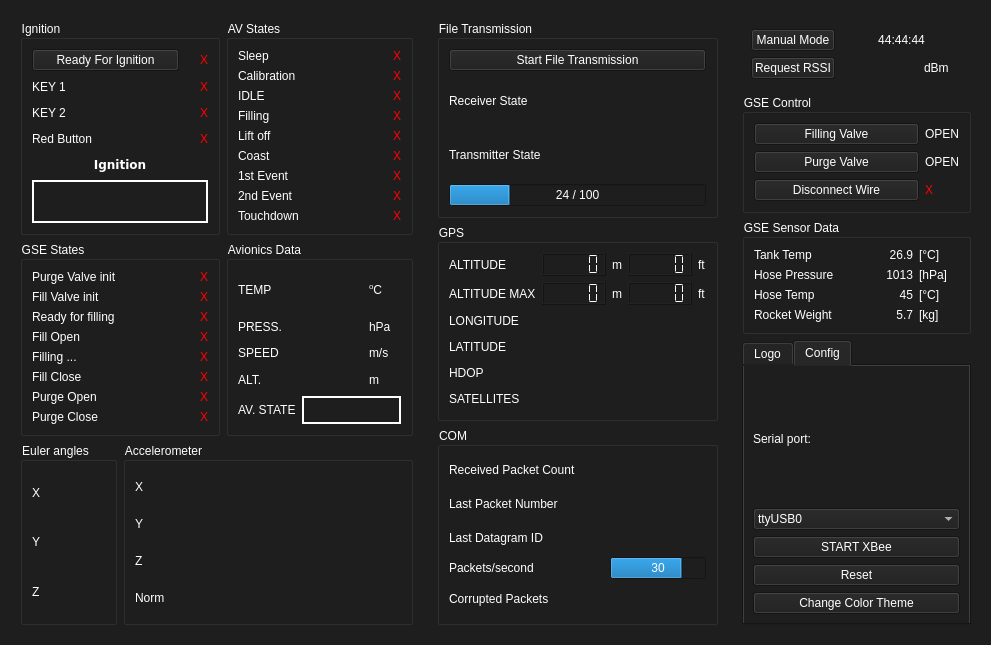
Qt form UI/ui_file/MainGUI.ui (MorgesHAB/ERT2020GS) before a commit.
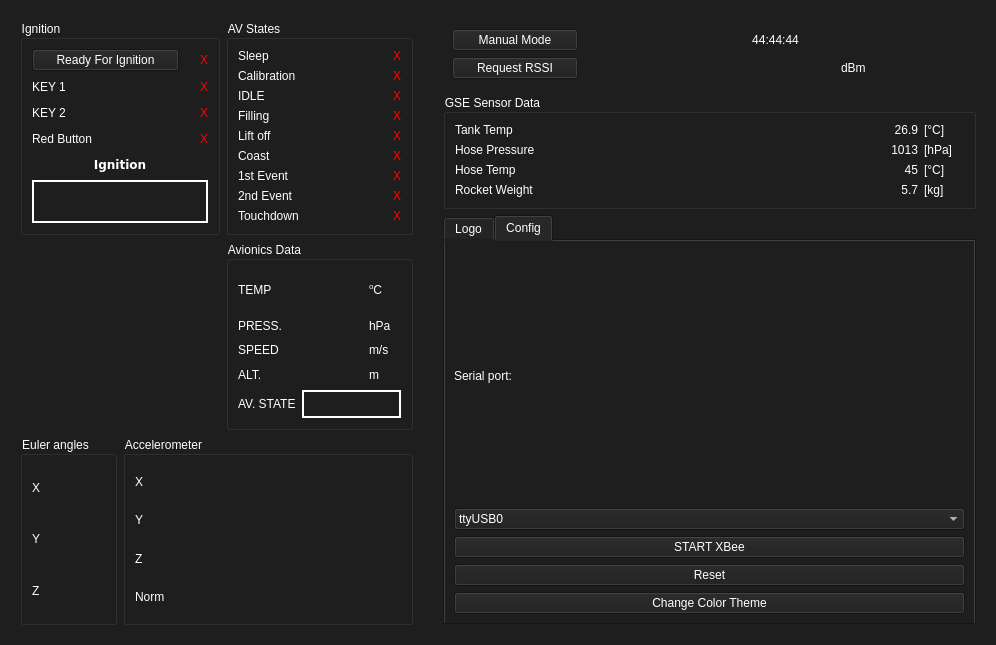
The same form after that commit. Icons and pictures are not drawn.

What changed in the file:
```diff
--- a/UI/ui_file/MainGUI.ui
+++ b/UI/ui_file/MainGUI.ui
@@ -6,7 +6,7 @@
    <rect>
     <x>0</x>
     <y>0</y>
-    <width>991</width>
+    <width>996</width>
     <height>645</height>
    </rect>
   </property>
@@ -643,319 +643,6 @@
         </layout>
        </widget>
       </item>
-      <item row="1" column="0" colspan="2">
-       <widget class="QGroupBox" name="gse_state_box">
-        <property name="title">
-         <string>GSE States</string>
-        </property>
-        <layout class="QGridLayout" name="gridLayout_15">
-         <item row="1" column="1">
-          <widget class="QLabel" name="fill_valve_init_ok_panel">
-           <property name="minimumSize">
-            <size>
-             <width>23</width>
-             <height>0</height>
-            </size>
-           </property>
-           <property name="maximumSize">
-            <size>
-             <width>23</width>
-             <height>16777215</height>
-            </size>
-           </property>
-           <property name="styleSheet">
-            <string notr="true">color: rgb(255, 0, 0);</string>
-           </property>
-           <property name="frameShape">
-            <enum>QFrame::NoFrame</enum>
-           </property>
-           <property name="lineWidth">
-            <number>1</number>
-           </property>
-           <property name="text">
-            <string>X</string>
-           </property>
-           <property name="alignment">
-            <set>Qt::AlignRight|Qt::AlignTrailing|Qt::AlignVCenter</set>
-           </property>
-          </widget>
-         </item>
-         <item row="0" column="1">
-          <widget class="QLabel" name="purge_valve_init_panel">
-           <property name="minimumSize">
-            <size>
-             <width>23</width>
-             <height>0</height>
-            </size>
-           </property>
-           <property name="maximumSize">
-            <size>
-             <width>23</width>
-             <height>16777215</height>
-            </size>
-           </property>
-           <property name="styleSheet">
-            <string notr="true">color: rgb(255, 0, 0);</string>
-           </property>
-           <property name="frameShape">
-            <enum>QFrame::NoFrame</enum>
-           </property>
-           <property name="lineWidth">
-            <number>1</number>
-           </property>
-           <property name="text">
-            <string>X</string>
-           </property>
-           <property name="alignment">
-            <set>Qt::AlignRight|Qt::AlignTrailing|Qt::AlignVCenter</set>
-           </property>
-          </widget>
-         </item>
-         <item row="4" column="0">
-          <widget class="QLabel" name="filling_label_gse">
-           <property name="text">
-            <string>Filling ...</string>
-           </property>
-          </widget>
-         </item>
-         <item row="2" column="0">
-          <widget class="QLabel" name="ready_filling_label">
-           <property name="text">
-            <string>Ready for filling</string>
-           </property>
-          </widget>
-         </item>
-         <item row="2" column="1">
-          <widget class="QLabel" name="ready_filling_ok_panel">
-           <property name="minimumSize">
-            <size>
-             <width>23</width>
-             <height>0</height>
-            </size>
-           </property>
-           <property name="maximumSize">
-            <size>
-             <width>23</width>
-             <height>16777215</height>
-            </size>
-           </property>
-           <property name="styleSheet">
-            <string notr="true">color: rgb(255, 0, 0);</string>
-           </property>
-           <property name="frameShape">
-            <enum>QFrame::NoFrame</enum>
-           </property>
-           <property name="lineWidth">
-            <number>1</number>
-           </property>
-           <property name="text">
-            <string>X</string>
-           </property>
-           <property name="alignment">
-            <set>Qt::AlignRight|Qt::AlignTrailing|Qt::AlignVCenter</set>
-           </property>
-          </widget>
-         </item>
-         <item row="4" column="1">
-          <widget class="QLabel" name="filling_gse_ok_panel">
-           <property name="minimumSize">
-            <size>
-             <width>23</width>
-             <height>0</height>
-            </size>
-           </property>
-           <property name="maximumSize">
-            <size>
-             <width>23</width>
-             <height>16777215</height>
-            </size>
-           </property>
-           <property name="styleSheet">
-            <string notr="true">color: rgb(255, 0, 0);</string>
-           </property>
-           <property name="frameShape">
-            <enum>QFrame::NoFrame</enum>
-           </property>
-           <property name="lineWidth">
-            <number>1</number>
-           </property>
-           <property name="text">
-            <string>X</string>
-           </property>
-           <property name="alignment">
-            <set>Qt::AlignRight|Qt::AlignTrailing|Qt::AlignVCenter</set>
-           </property>
-          </widget>
-         </item>
-         <item row="1" column="0">
-          <widget class="QLabel" name="fill_valve_init_label">
-           <property name="text">
-            <string>Fill Valve init</string>
-           </property>
-          </widget>
-         </item>
-         <item row="3" column="0">
-          <widget class="QLabel" name="fill_open_label">
-           <property name="text">
-            <string>Fill Open</string>
-           </property>
-          </widget>
-         </item>
-         <item row="3" column="1">
-          <widget class="QLabel" name="fill_valve_open_panel">
-           <property name="minimumSize">
-            <size>
-             <width>23</width>
-             <height>0</height>
-            </size>
-           </property>
-           <property name="maximumSize">
-            <size>
-             <width>23</width>
-             <height>16777215</height>
-            </size>
-           </property>
-           <property name="styleSheet">
-            <string notr="true">color: rgb(255, 0, 0);</string>
-           </property>
-           <property name="frameShape">
-            <enum>QFrame::NoFrame</enum>
-           </property>
-           <property name="lineWidth">
-            <number>1</number>
-           </property>
-           <property name="text">
-            <string>X</string>
-           </property>
-           <property name="alignment">
-            <set>Qt::AlignRight|Qt::AlignTrailing|Qt::AlignVCenter</set>
-           </property>
-          </widget>
-         </item>
-         <item row="0" column="0">
-          <widget class="QLabel" name="purge_valve_init_label">
-           <property name="text">
-            <string>Purge Valve init</string>
-           </property>
-          </widget>
-         </item>
-         <item row="6" column="1">
-          <widget class="QLabel" name="purge_open_ok_panel">
-           <property name="minimumSize">
-            <size>
-             <width>23</width>
-             <height>0</height>
-            </size>
-           </property>
-           <property name="maximumSize">
-            <size>
-             <width>23</width>
-             <height>16777215</height>
-            </size>
-           </property>
-           <property name="styleSheet">
-            <string notr="true">color: rgb(255, 0, 0);</string>
-           </property>
-           <property name="frameShape">
-            <enum>QFrame::NoFrame</enum>
-           </property>
-           <property name="lineWidth">
-            <number>1</number>
-           </property>
-           <property name="text">
-            <string>X</string>
-           </property>
-           <property name="alignment">
-            <set>Qt::AlignRight|Qt::AlignTrailing|Qt::AlignVCenter</set>
-           </property>
-          </widget>
-         </item>
-         <item row="5" column="1">
-          <widget class="QLabel" name="fill_valve_close_ok_panel">
-           <property name="minimumSize">
-            <size>
-             <width>23</width>
-             <height>0</height>
-            </size>
-           </property>
-           <property name="maximumSize">
-            <size>
-             <width>23</width>
-             <height>16777215</height>
-            </size>
-           </property>
-           <property name="styleSheet">
-            <string notr="true">color: rgb(255, 0, 0);</string>
-           </property>
-           <property name="frameShape">
-            <enum>QFrame::NoFrame</enum>
-           </property>
-           <property name="lineWidth">
-            <number>1</number>
-           </property>
-           <property name="text">
-            <string>X</string>
-           </property>
-           <property name="alignment">
-            <set>Qt::AlignRight|Qt::AlignTrailing|Qt::AlignVCenter</set>
-           </property>
-          </widget>
-         </item>
-         <item row="5" column="0">
-          <widget class="QLabel" name="fill_close_label">
-           <property name="text">
-            <string>Fill Close</string>
-           </property>
-          </widget>
-         </item>
-         <item row="7" column="1">
-          <widget class="QLabel" name="purge_close_ok_panel">
-           <property name="minimumSize">
-            <size>
-             <width>23</width>
-             <height>0</height>
-            </size>
-           </property>
-           <property name="maximumSize">
-            <size>
-             <width>23</width>
-             <height>16777215</height>
-            </size>
-           </property>
-           <property name="styleSheet">
-            <string notr="true">color: rgb(255, 0, 0);</string>
-           </property>
-           <property name="frameShape">
-            <enum>QFrame::NoFrame</enum>
-           </property>
-           <property name="lineWidth">
-            <number>1</number>
-           </property>
-           <property name="text">
-            <string>X</string>
-           </property>
-           <property name="alignment">
-            <set>Qt::AlignRight|Qt::AlignTrailing|Qt::AlignVCenter</set>
-           </property>
-          </widget>
-         </item>
-         <item row="6" column="0">
-          <widget class="QLabel" name="purge_open_label">
-           <property name="text">
-            <string>Purge Open</string>
-           </property>
-          </widget>
-         </item>
-         <item row="7" column="0">
-          <widget class="QLabel" name="purge_close_label">
-           <property name="text">
-            <string>Purge Close</string>
-           </property>
-          </widget>
-         </item>
-        </layout>
-       </widget>
-      </item>
       <item row="1" column="2">
        <widget class="QGroupBox" name="avionics_box">
         <property name="title">
@@ -1208,9 +895,15 @@
    </item>
    <item>
     <widget class="QWidget" name="widget_2" native="true">
-     <layout class="QVBoxLayout" name="verticalLayout_2">
-      <item>
        <widget class="QGroupBox" name="groupBox">
+      <property name="geometry">
+       <rect>
+        <x>9</x>
+        <y>9</y>
+        <width>185</width>
+        <height>146</height>
+       </rect>
+      </property>
         <property name="title">
          <string>File Transmission</string>
         </property>
@@ -1286,9 +979,15 @@
          </item>
         </layout>
        </widget>
-      </item>
-      <item>
        <widget class="QGroupBox" name="gps_box">
+      <property name="geometry">
+       <rect>
+        <x>9</x>
+        <y>214</y>
+        <width>305</width>
+        <height>188</height>
+       </rect>
+      </property>
         <property name="minimumSize">
          <size>
           <width>0</width>
@@ -1454,9 +1153,15 @@
          </item>
         </layout>
        </widget>
-      </item>
-      <item>
        <widget class="QGroupBox" name="com_box">
+      <property name="geometry">
+       <rect>
+        <x>9</x>
+        <y>419</y>
+        <width>280</width>
+        <height>161</height>
+       </rect>
+      </property>
         <property name="title">
          <string>COM</string>
         </property>
@@ -1569,8 +1274,6 @@
          </item>
         </layout>
        </widget>
-      </item>
-     </layout>
     </widget>
    </item>
    <item>
@@ -1638,78 +1341,6 @@
         </layout>
        </widget>
       </item>
-      <item>
-       <widget class="QGroupBox" name="gse_control_box">
-        <property name="title">
-         <string>GSE Control</string>
-        </property>
-        <layout class="QGridLayout" name="gridLayout_14">
-         <item row="0" column="0">
-          <widget class="QPushButton" name="filling_valve_button">
-           <property name="text">
-            <string>Filling Valve</string>
-           </property>
-          </widget>
-         </item>
-         <item row="0" column="1">
-          <widget class="QLabel" name="filling_valve_panel">
-           <property name="styleSheet">
-            <string notr="true"/>
-           </property>
-           <property name="text">
-            <string>OPEN</string>
-           </property>
-          </widget>
-         </item>
-         <item row="1" column="0">
-          <widget class="QPushButton" name="purge_valve_button">
-           <property name="text">
-            <string>Purge Valve</string>
-           </property>
-          </widget>
-         </item>
-         <item row="1" column="1">
-          <widget class="QLabel" name="purge_valve_panel">
-           <property name="styleSheet">
-            <string notr="true"/>
-           </property>
-           <property name="text">
-            <string>OPEN</string>
-           </property>
-          </widget>
-         </item>
-         <item row="2" column="0">
-          <widget class="QPushButton" name="disconnect_wire_button">
-           <property name="text">
-            <string>Disconnect Wire</string>
-           </property>
-          </widget>
-         </item>
-         <item row="2" column="1">
-          <widget class="QLabel" name="disconnect_wire_ok">
-           <property name="minimumSize">
-            <size>
-             <width>23</width>
-             <height>0</height>
-            </size>
-           </property>
-           <property name="maximumSize">
-            <size>
-             <width>23</width>
-             <height>16777215</height>
-            </size>
-           </property>
-           <property name="styleSheet">
-            <string notr="true">color: rgb(255, 0, 0);</string>
-           </property>
-           <property name="text">
-            <string>X</string>
-           </property>
-          </widget>
-         </item>
-        </layout>
-       </widget>
-      </item>
       <item>
        <widget class="QGroupBox" name="groupBox">
         <property name="title">
```
Lines whose indentation alone changed are shown as unchanged.
